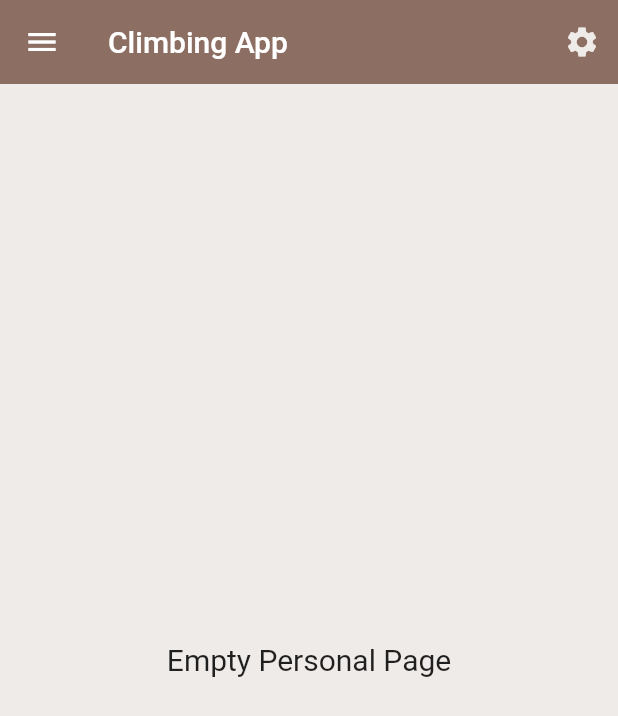
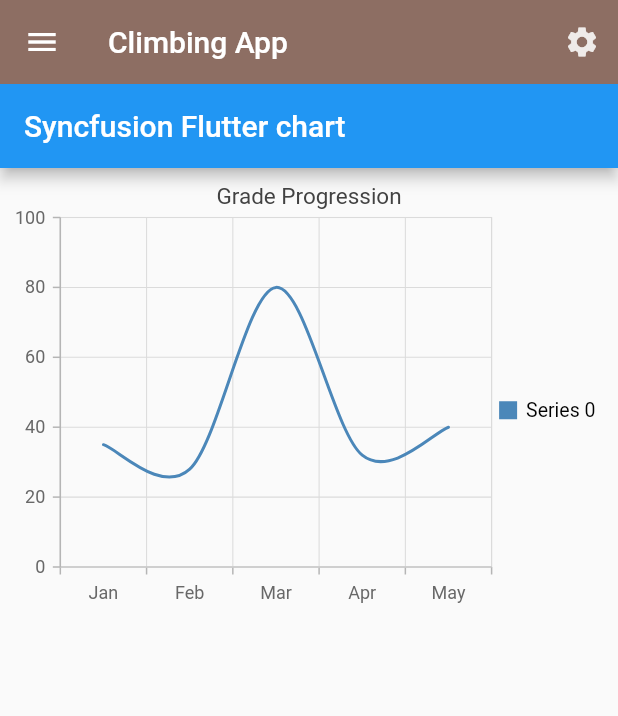
Before and after one commit to Eraaks/H6-Svendeproeve, a Flutter app: the PersonalWidgets screen opened directly, on a phone screen of 412 x 824 dp. Shown: the top 716 px of the screen. Run offline on Flutter 3.47's test engine with Material 2 defaults, Android fonts, the phone set to English and light mode, and no system bars; our stand-ins replace bottom_navy_bar, cloud_firestore, firebase_auth, firebase_core, flutter_secure_storage, syncfusion_flutter_charts; accounts and stored records are empty; key blocks and very long unbroken strings in the code were emptied for the run.

Commit message:
Initial Commit

```diff
--- /dev/null
+++ b/App/svendeproeve_klatreapp/lib/flows/reusable/reusable_graph_widget.dart
@@ -0,0 +1,74 @@
+import 'package:flutter/material.dart';
+import 'package:syncfusion_flutter_charts/charts.dart';
+import 'package:syncfusion_flutter_charts/sparkcharts.dart';
+
+class Reusable_Graph_Widget extends StatefulWidget {
+  const Reusable_Graph_Widget({super.key});
+
+  @override
+  State<Reusable_Graph_Widget> createState() => _Reusable_Graph_WidgetState();
+}
+
+class _Reusable_Graph_WidgetState extends State<Reusable_Graph_Widget> {
+  List<_SalesData> data = [
+    _SalesData('Jan', 35),
+    _SalesData('Feb', 28),
+    _SalesData('Mar', 80),
+    _SalesData('Apr', 32),
+    _SalesData('May', 40)
+  ];
+  @override
+  Widget build(BuildContext context) {
+    return Scaffold(
+        appBar: AppBar(
+          title: const Text('Syncfusion Flutter chart'),
+        ),
+        body: Column(children: [
+          //Initialize the chart widget
+          SfCartesianChart(
+              primaryXAxis: CategoryAxis(),
+              // Chart title
+              title: ChartTitle(text: 'Grade Progression'),
+              // Enable legend
+              legend: const Legend(isVisible: true),
+              // Enable tooltip
+              tooltipBehavior: TooltipBehavior(enable: true),
+              series: <ChartSeries<_SalesData, String>>[
+                SplineSeries<_SalesData, String>(
+                    dataSource: data,
+                    xValueMapper: (_SalesData sales, _) => sales.year,
+                    yValueMapper: (_SalesData sales, _) => sales.sales,
+                    // name: 'Grade Progression',
+                    // Enable data label
+                    dataLabelSettings:
+                        const DataLabelSettings(isVisible: false))
+              ]),
+          // Expanded(
+          //   child: Padding(
+          //     padding: const EdgeInsets.all(8.0),
+          //     //Initialize the spark charts widget
+          //     child: SfSparkLineChart.custom(
+          //       //Enable the trackball
+          //       trackball: const SparkChartTrackball(
+          //           activationMode: SparkChartActivationMode.tap),
+          //       //Enable marker
+          //       marker: const SparkChartMarker(
+          //           displayMode: SparkChartMarkerDisplayMode.all),
+          //       //Enable data label
+          //       labelDisplayMode: SparkChartLabelDisplayMode.all,
+          //       xValueMapper: (int index) => data[index].year,
+          //       yValueMapper: (int index) => data[index].sales,
+          //       dataCount: 5,
+          //     ),
+          //   ),
+          // )
+        ]));
+  }
+}
+
+class _SalesData {
+  _SalesData(this.year, this.sales);
+
+  final String year;
+  final double sales;
+}
--- a/App/svendeproeve_klatreapp/lib/flows/user/personal/widgets/user_personal_widget.dart
+++ b/App/svendeproeve_klatreapp/lib/flows/user/personal/widgets/user_personal_widget.dart
@@ -1,6 +1,7 @@
 import 'package:flutter/material.dart';
 import 'package:svendeproeve_klatreapp/flows/app_side_bar/app_side_bar.dart';
 import 'package:svendeproeve_klatreapp/flows/app_top_bar/app_top_bar.dart';
+import 'package:svendeproeve_klatreapp/flows/reusable/reusable_graph_widget.dart';
 import 'package:svendeproeve_klatreapp/services/auth.dart';
 
 final AuthService _auth = AuthService();
@@ -21,11 +22,12 @@ class _PersonalWidgetsState extends State<PersonalWidgets> {
       appBar: reusableAppBar(),
       drawer: _Sidebar,
       body: const Center(
-        child: Text(
-          "Empty Personal Page",
-          style: TextStyle(fontSize: 20),
-          textAlign: TextAlign.center,
-        ),
+        child: Reusable_Graph_Widget(),
+        // child: Text(
+        //   "Empty Personal Page",
+        //   style: TextStyle(fontSize: 20),
+        //   textAlign: TextAlign.center,
+        // ),
       ),
     );
   }
--- a/App/svendeproeve_klatreapp/pubspec.yaml
+++ b/App/svendeproeve_klatreapp/pubspec.yaml
@@ -58,6 +58,7 @@ dependencies:
 
   #Secure Storage
   flutter_secure_storage: ^9.0.0
+  syncfusion_flutter_charts: ^23.1.44
 
 dev_dependencies:
   flutter_test:
```
Also changed, not shown: App/svendeproeve_klatreapp/pubspec.lock.
